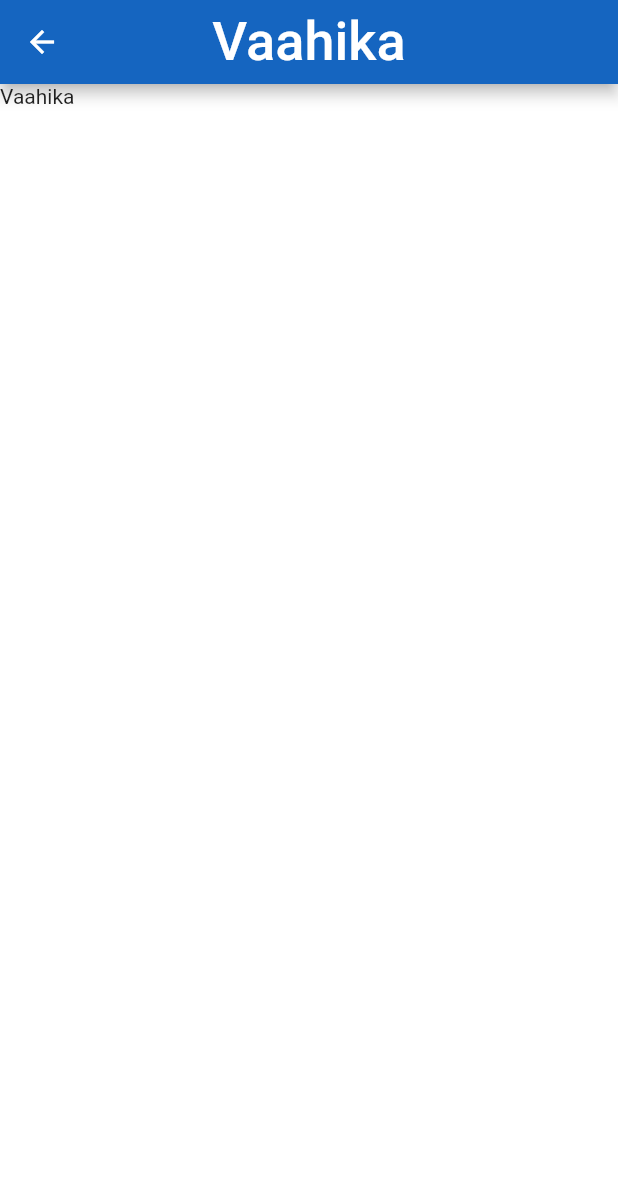
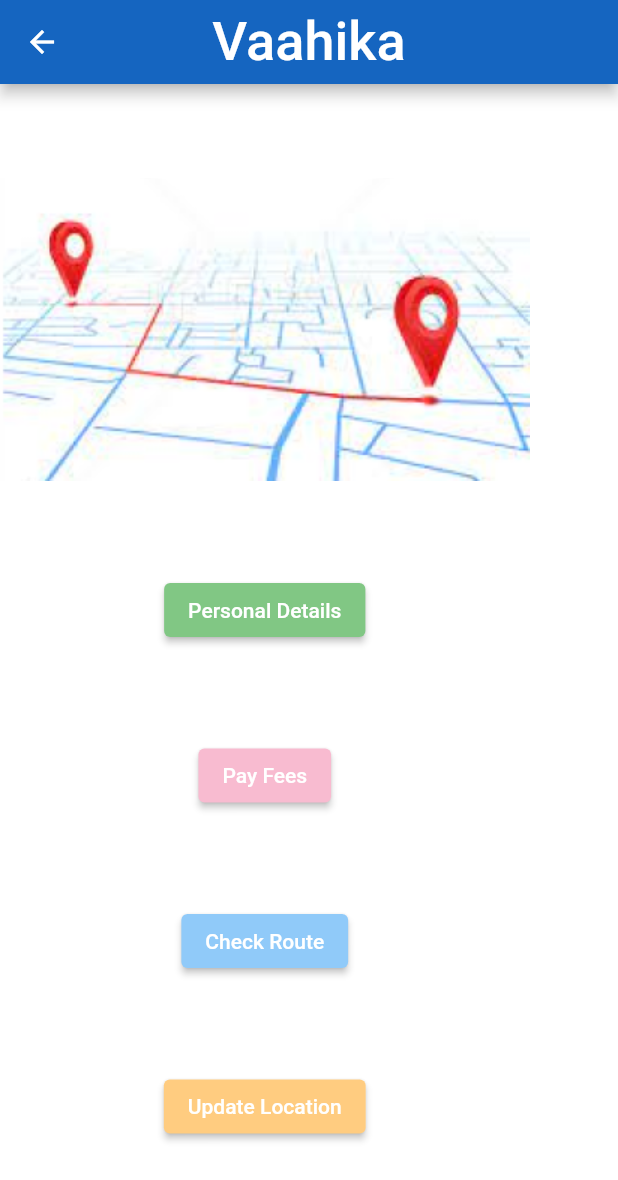
Before and after one commit to KeerthiAnilNair/Vaahika, a Flutter app: the StudentHome screen opened directly, on a phone screen of 412 x 824 dp. Shown: the top 1180 px of the screen. Run offline on Flutter 3.47's test engine with Material 2 defaults, Android fonts, the phone set to English and light mode, and no system bars; our stand-ins replace splashscreen; missing offline and left inert: flutter_material_color_picker; Roboto replaces fonts that are missing (LakkiReddy).

Commit message:
updated student home page

```diff
--- a/lib/studenthome.dart
+++ b/lib/studenthome.dart
@@ -17,7 +17,63 @@ class StudentHome extends StatelessWidget {
           ),
         ),
       ),
-      body: Text('Vaahika'),
+      body: Container(
+        child: Column(
+          mainAxisAlignment: MainAxisAlignment.spaceEvenly,
+          crossAxisAlignment: CrossAxisAlignment.center,
+          children: [
+            Image.asset('assets/images/shome.png'),
+            ElevatedButton(
+              onPressed: () {
+                Navigator.push(
+                  context,
+                  MaterialPageRoute(builder: (context) => const StudentHome()),
+                );
+              },
+              style: ElevatedButton.styleFrom(
+                primary: Colors.green[300], // Background color
+              ),
+              child: Text('Personal Details'),
+            ),
+            ElevatedButton(
+              onPressed: () {
+                Navigator.push(
+                  context,
+                  MaterialPageRoute(builder: (context) => const StudentHome()),
+                );
+              },
+              style: ElevatedButton.styleFrom(
+                primary: Colors.pink[100], // Background color
+              ),
+              child: Text('Pay Fees'),
+            ),
+            ElevatedButton(
+              onPressed: () {
+                Navigator.push(
+                  context,
+                  MaterialPageRoute(builder: (context) => const StudentHome()),
+                );
+              },
+              style: ElevatedButton.styleFrom(
+                primary: Colors.blue[200], // Background color
+              ),
+              child: Text('Check Route'),
+            ),
+            ElevatedButton(
+              onPressed: () {
+                Navigator.push(
+                  context,
+                  MaterialPageRoute(builder: (context) => const StudentHome()),
+                );
+              },
+              style: ElevatedButton.styleFrom(
+                primary: Colors.orange[200], // Background color
+              ),
+              child: Text('Update Location'),
+            ),
+          ],
+        ),
+      ),
     );
   }
 }
--- a/pubspec.yaml
+++ b/pubspec.yaml
@@ -63,6 +63,7 @@ flutter:
   # To add assets to your application, add an assets section, like this:
   assets:
     - assets/images/splash.png
+    - assets/images/shome.png
   #   - images/a_dot_ham.jpeg
 
   # An image asset can refer to one or more resolution-specific "variants", see
```
Also changed, not shown: assets/images/shome.png (added).
